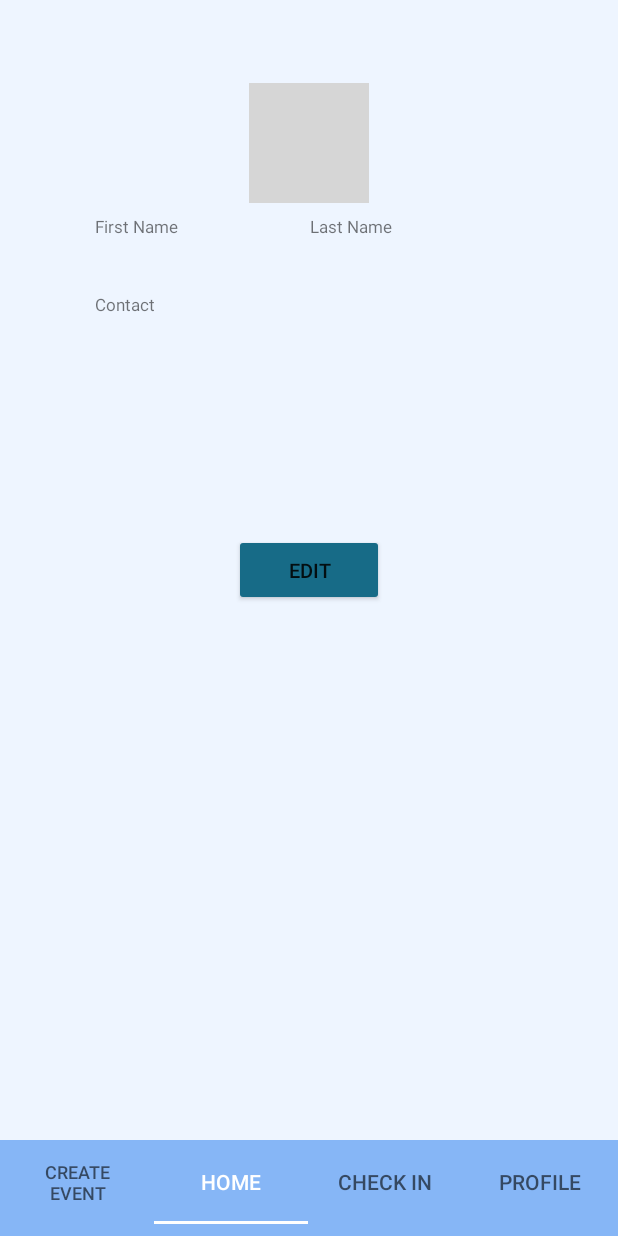
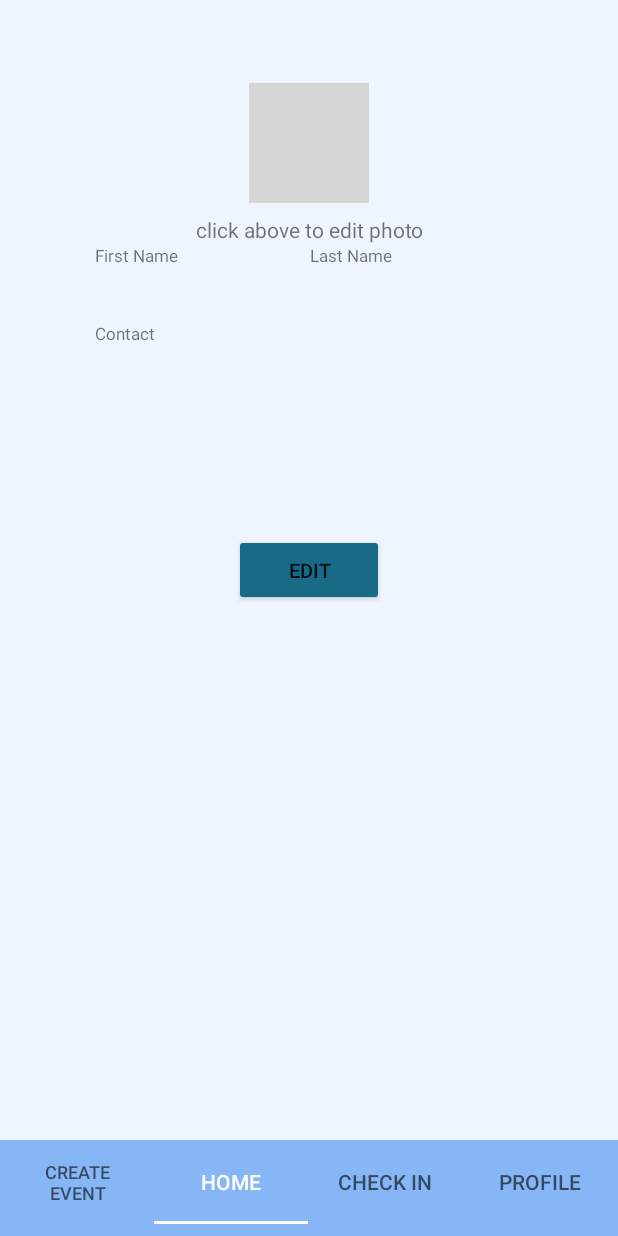
Before and after one commit to CMPUT301W24T41/TechTitans, an Android app: the fragment ProfileFragment placed in its activity, on a phone screen of 412 x 824 dp. Run offline under Robolectric (Android 15) with nearby library versions, the phone set to English and light mode, and no system bars; our stand-ins replace Firebase (no records; nobody signed in at launch, a user with empty details on screens opened directly), Picasso; libraries missing offline, so code that uses them is left out: com.github.dhaval2404.imagepicker, org.checkerframework.checker; grey boxes are pictures that could not be loaded.

```diff
--- a/App/app/src/main/res/layout/fragment_profile.xml
+++ b/App/app/src/main/res/layout/fragment_profile.xml
@@ -29,6 +29,16 @@
             android:src="@drawable/ic_default_profile"
             android:contentDescription="@string/profile_picture_of_user">
         </ImageView>
+        <TextView
+            android:id="@+id/editProfileSubtext"
+            android:layout_width="wrap_content"
+            android:layout_height="wrap_content"
+            android:layout_below="@id/profilePicture"
+            android:text="click above to edit photo"
+            android:textAlignment="center"
+            android:layout_centerHorizontal="true">
+
+        </TextView>
 
         <TextView
             android:id="@+id/first_name"
@@ -37,7 +47,7 @@
             android:text="@string/first_name"
             android:layout_marginStart="8dp"
             android:textSize="11sp"
-            android:layout_below="@id/profilePicture">
+            android:layout_below="@id/editProfileSubtext">
 
 
         </TextView>
@@ -50,7 +60,7 @@
             android:layout_marginStart="20dp"
             android:layout_marginEnd="50dp"
             android:layout_alignParentEnd="true"
-            android:layout_below="@id/profilePicture"
+            android:layout_below="@id/editProfileSubtext"
             android:textSize="11sp">
 
 
```
Also changed, not shown: App/app/src/main/res/layout/edit_profile_fragment.xml (+9 -0 lines), 1 other file.
